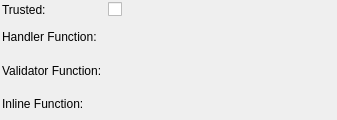
pgmodeler/pgmodeler, file libpgmodeler_ui/ui/languagewidget.ui: the form before one commit.
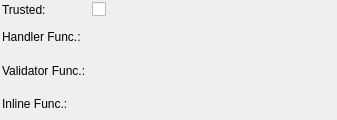
The form after the commit.

Patch:
```diff
--- a/libpgmodeler_ui/ui/languagewidget.ui
+++ b/libpgmodeler_ui/ui/languagewidget.ui
@@ -73,7 +73,7 @@
       </size>
      </property>
      <property name="text">
-      <string>Validator Function:</string>
+      <string>Validator Func.:</string>
      </property>
     </widget>
    </item>
@@ -92,7 +92,7 @@
       </size>
      </property>
      <property name="text">
-      <string>Handler Function:</string>
+      <string>Handler Func.:</string>
      </property>
     </widget>
    </item>
@@ -111,7 +111,7 @@
       </size>
      </property>
      <property name="text">
-      <string>Inline Function:</string>
+      <string>Inline Func.:</string>
      </property>
     </widget>
    </item>
```
Left out of the diff: 11 changed lines with no effect on the pictures.
